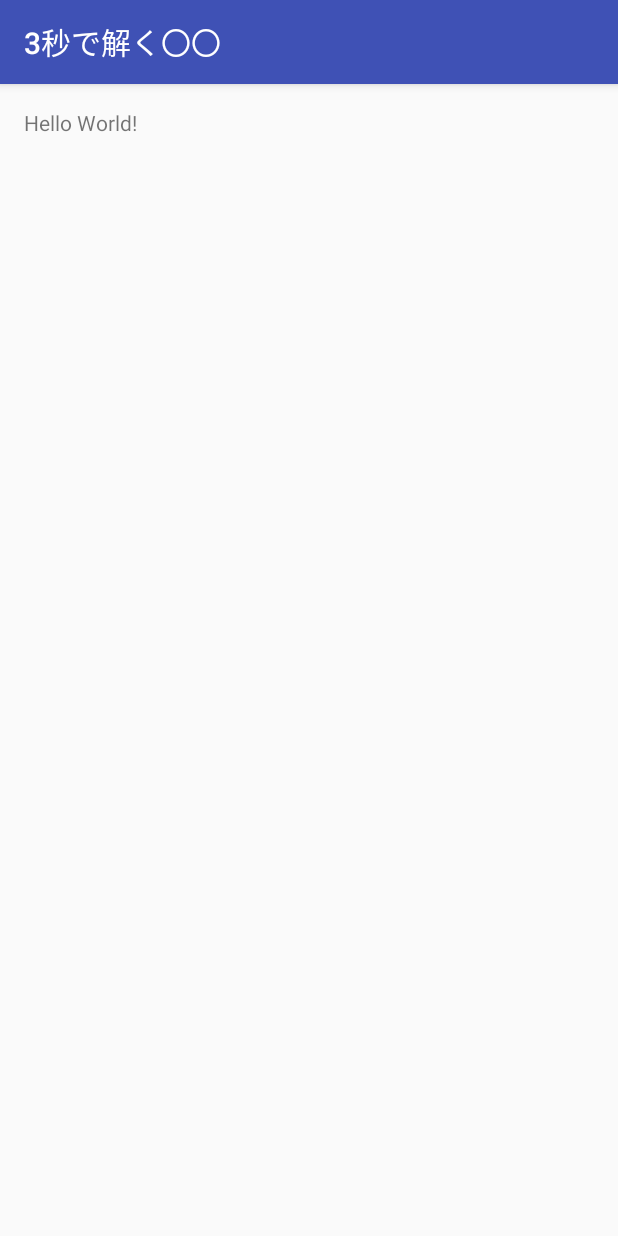
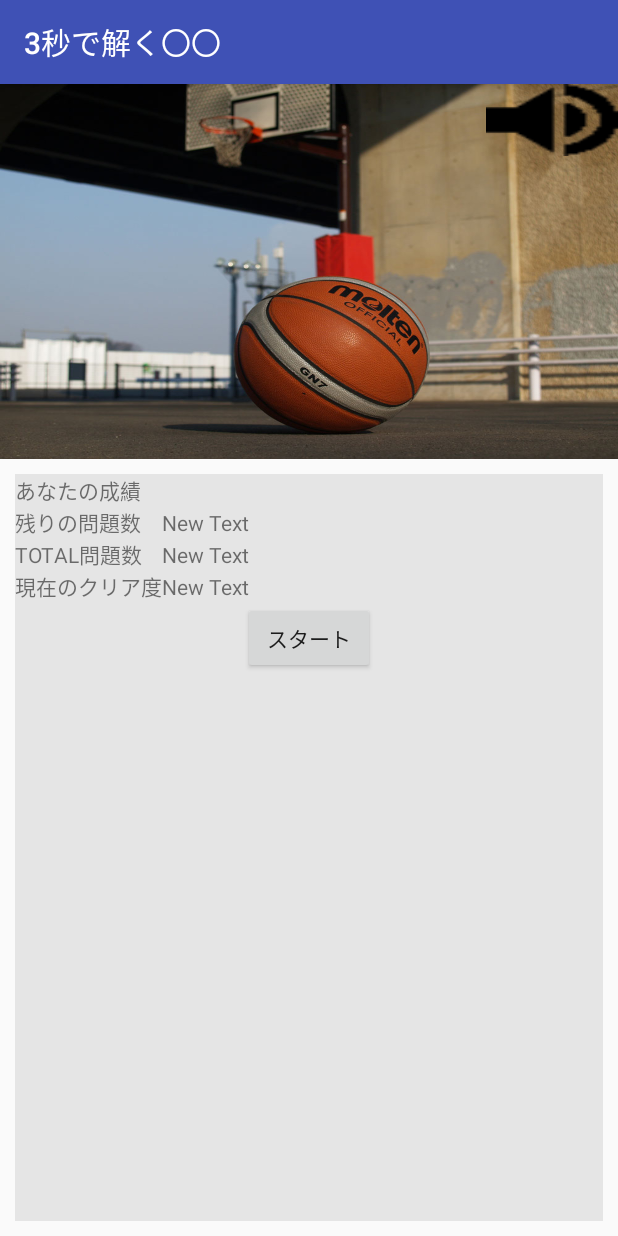
Before and after one commit to OrenBigMuff/Marumaru, an Android app: the screen it shows after launch (MainActivity), on a phone screen of 412 x 824 dp. Run offline under Robolectric (Android 15) with nearby library versions, the phone set to English and light mode, and no system bars.

Commit message:
トップ画面

```diff
--- a/app/src/main/java/com/bizan/mobile10/marumaru/MainActivity.java
+++ b/app/src/main/java/com/bizan/mobile10/marumaru/MainActivity.java
@@ -4,10 +4,20 @@ import android.support.v7.app.AppCompatActivity;
 import android.os.Bundle;
 
 public class MainActivity extends AppCompatActivity {
+    //hhideyyuki
+    //ブランチ
 
     @Override
     protected void onCreate(Bundle savedInstanceState) {
         super.onCreate(savedInstanceState);
         setContentView(R.layout.activity_main);
+
+
+    }
+
+    @Override
+    public void onResume(){
+        super.onResume();
+
     }
 }
--- a/app/src/main/res/layout/activity_main.xml
+++ b/app/src/main/res/layout/activity_main.xml
@@ -1,17 +1,108 @@
 <?xml version="1.0" encoding="utf-8"?>
-<RelativeLayout
+<LinearLayout
     xmlns:android="http://schemas.android.com/apk/res/android"
     xmlns:tools="http://schemas.android.com/tools"
     android:layout_width="match_parent"
     android:layout_height="match_parent"
-    android:paddingBottom="@dimen/activity_vertical_margin"
-    android:paddingLeft="@dimen/activity_horizontal_margin"
-    android:paddingRight="@dimen/activity_horizontal_margin"
-    android:paddingTop="@dimen/activity_vertical_margin"
+    android:orientation="vertical"
     tools:context="com.bizan.mobile10.marumaru.MainActivity">
 
-    <TextView
+    <RelativeLayout
         android:layout_width="wrap_content"
-        android:layout_height="wrap_content"
-        android:text="Hello World!"/>
-</RelativeLayout>
+        android:layout_height="250dp"
+        android:background="@drawable/topback">
+
+        <Button
+            android:layout_width="wrap_content"
+            android:layout_height="wrap_content"
+            android:id="@+id/button"
+            android:layout_alignParentEnd="true"
+            android:background="@drawable/volume" />
+    </RelativeLayout>
+
+    <LinearLayout
+        android:orientation="vertical"
+        android:layout_width="match_parent"
+        android:layout_height="match_parent">
+
+        <LinearLayout
+            android:orientation="vertical"
+            android:layout_width="match_parent"
+            android:layout_height="match_parent"
+            android:layout_margin="10dp"
+            android:background="#e5e5e5">
+
+            <TextView
+                android:layout_width="wrap_content"
+                android:layout_height="wrap_content"
+                android:text="@string/anata_seiseki"
+                android:id="@+id/textView" />
+
+            <TableLayout
+                android:layout_width="match_parent"
+                android:layout_height="wrap_content">
+
+                <TableRow
+                    android:layout_width="match_parent"
+                    android:layout_height="match_parent">
+
+                    <TextView
+                        android:layout_width="wrap_content"
+                        android:layout_height="wrap_content"
+                        android:text="@string/nokori_mondaisuu"
+                        android:id="@+id/textView2" />
+
+                    <TextView
+                        android:layout_width="wrap_content"
+                        android:layout_height="wrap_content"
+                        android:text="New Text"
+                        android:id="@+id/textView3" />
+                </TableRow>
+
+                <TableRow
+                    android:layout_width="match_parent"
+                    android:layout_height="match_parent">
+
+                    <TextView
+                        android:layout_width="wrap_content"
+                        android:layout_height="wrap_content"
+                        android:text="@string/total_mondaisuu"
+                        android:id="@+id/textView4" />
+
+                    <TextView
+                        android:layout_width="wrap_content"
+                        android:layout_height="wrap_content"
+                        android:text="New Text"
+                        android:id="@+id/textView5" />
+                </TableRow>
+
+                <TableRow
+                    android:layout_width="match_parent"
+                    android:layout_height="match_parent">
+
+                    <TextView
+                        android:layout_width="wrap_content"
+                        android:layout_height="wrap_content"
+                        android:text="@string/genzai_kuriado"
+                        android:id="@+id/textView6" />
+
+                    <TextView
+                        android:layout_width="wrap_content"
+                        android:layout_height="wrap_content"
+                        android:text="New Text"
+                        android:id="@+id/textView7" />
+                </TableRow>
+            </TableLayout>
+
+            <Button
+                android:layout_width="wrap_content"
+                android:layout_height="wrap_content"
+                android:text="@string/start_button"
+                android:id="@+id/button2"
+                android:layout_gravity="center" />
+
+        </LinearLayout>
+
+    </LinearLayout>
+
+</LinearLayout>
--- a/app/src/main/res/values/strings.xml
+++ b/app/src/main/res/values/strings.xml
@@ -1,4 +1,8 @@
 <resources>
     <string name="app_name">3秒で解く〇〇</string>
     <string name="start_button">スタート</string>
+    <string name="anata_seiseki">あなたの成績</string>
+    <string name="nokori_mondaisuu">残りの問題数</string>
+    <string name="total_mondaisuu">TOTAL問題数</string>
+    <string name="genzai_kuriado">現在のクリア度</string>
 </resources>
```
Also changed, not shown: app/src/main/res/drawable/mute.png (added), app/src/main/res/drawable/topback.jpg (added), app/src/main/res/drawable/volume.png (added).
